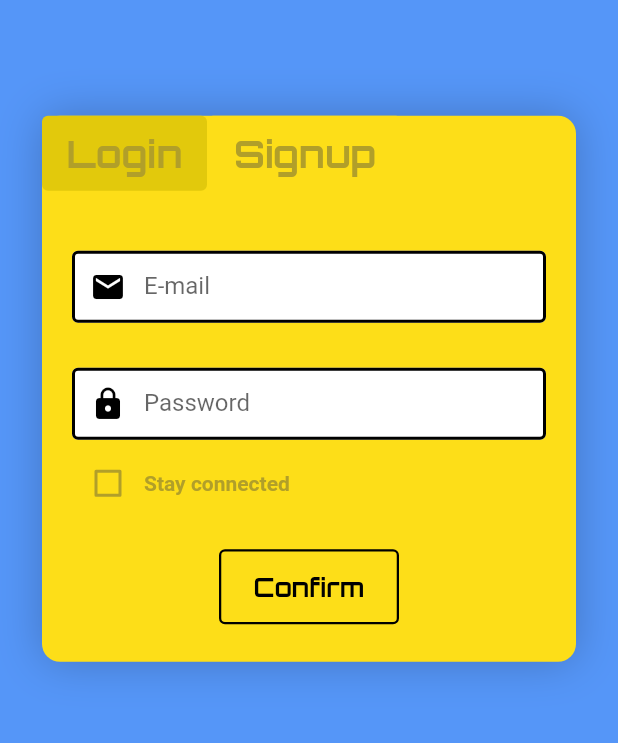
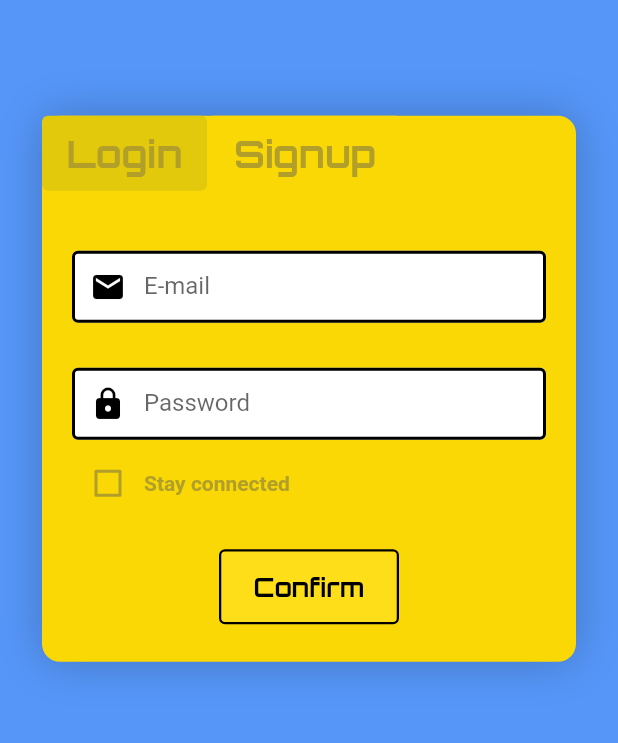
Before and after one commit to Sen0-dev/TroveCommunityApp, a Flutter app: the screen it shows after launch, on a phone screen of 412 x 824 dp, the part 353-1096 px from its top. Run offline on Flutter 3.47's test engine with Material 2 defaults, Android fonts, the light colour scheme and no system bars; our stand-ins replace curved_navigation_bar, go_router, google_fonts; Roboto replaces fonts that are missing (Basic).

Commit message:
navigations routes, userInterface

```diff
--- a/autre/lib/LoginFolder/LoginPageDesktopFolder/main_page_desktop.dart
+++ b/autre/lib/Login/LoginPageDesktopFolder/main_page_desktop.dart
@@ -136,7 +136,7 @@ Widget displayInterface = SigninDesktop();
                   offset: Offset(0, 0)
                 )
               ],
-              color: Color.fromARGB(255, 253, 222, 24),
+              color: Color.fromARGB(255, 249, 216, 6),
               borderRadius: BorderRadius.circular(12),
             ),
             child: Form(child:
@@ -148,7 +148,7 @@ Widget displayInterface = SigninDesktop();
                 // Login Button
               ElevatedButton(
                 style: ElevatedButton.styleFrom(
-                  backgroundColor: (boolInterface == false) ? Color.fromARGB(255, 226, 201, 12) : Color.fromARGB(255, 253, 222, 24) ,//Color.fromARGB(255, 226, 201, 12),
+                  backgroundColor: (boolInterface == false) ? Color.fromARGB(255, 226, 201, 12) : Color.fromARGB(255, 249, 216, 6) ,//Color.fromARGB(255, 226, 201, 12),
                   elevation: 0,
                   fixedSize: Size(110, 50),
                 ),
@@ -165,7 +165,7 @@ Widget displayInterface = SigninDesktop();
               // Sign up button
               ElevatedButton(
                 style: ElevatedButton.styleFrom(
-                  backgroundColor: (boolInterface == true) ? Color.fromARGB(255, 226, 201, 12) : Color.fromARGB(255, 253, 222, 24),
+                  backgroundColor: (boolInterface == true) ? Color.fromARGB(255, 226, 201, 12) : Color.fromARGB(255, 249, 216, 6),
                   elevation: 0,
                   fixedSize: Size(130, 50),
                 ),
--- a/autre/lib/LoginFolder/LoginPageMobileFolder/signin_mobile.dart
+++ b/autre/lib/Login/LoginPageDesktopFolder/signin_desktop.dart
@@ -1,19 +1,18 @@
-// ignore_for_file: prefer_const_constructors, non_constant_identifier_names, annotate_overrides
+// ignore_for_file: prefer_const_constructors
 
 import 'package:flutter/material.dart';
 import 'package:google_fonts/google_fonts.dart';
 
-class SigninMobile extends StatefulWidget {
+class SigninDesktop extends StatefulWidget {
 
-  _SigninMobileState createState() => _SigninMobileState();
+  _SigninDesktopState createState() => _SigninDesktopState();
 }
 
 
 
+class _SigninDesktopState extends State<SigninDesktop> {
 
-class _SigninMobileState extends State<SigninMobile> {
-
-  var is_check = false;
+  var isCheck = false;
 
   @override
   Widget build(BuildContext context) {
@@ -64,19 +63,22 @@ class _SigninMobileState extends State<SigninMobile> {
         keyboardType: TextInputType.visiblePassword,
       ),
 
-      SizedBox(height: 5),
+      SizedBox(height: 20),
 
       // Stay connected
-      Row(children: [
+      Row(
+        mainAxisAlignment: MainAxisAlignment.spaceBetween,
+        children: [
+        Row(children: [
         Checkbox(
-          value: is_check,
+          value: isCheck,
           checkColor: Colors.yellow,
           activeColor: Colors.black,
           side: BorderSide(color: Color.fromARGB(255, 177, 159, 41), width: 2),
           onChanged: (bool? value1){
             setState(() {
               //print(value1);
-              is_check = value1!;
+              isCheck = value1!;
             });
         }),
 
@@ -87,10 +89,29 @@ class _SigninMobileState extends State<SigninMobile> {
             fontWeight: FontWeight.bold,
             color: Color.fromARGB(255, 177, 159, 41),
           )
-        ))
+        )),
+        ]),
+
+        MouseRegion(
+          onEnter: (_) {
+          },
+          onExit: (_) {
+
+          },
+          child:
+            Text("Forgot password ?", style: GoogleFonts.basic(
+              textStyle: TextStyle(
+                decoration: TextDecoration.underline,
+                decorationColor: Colors.black,
+                fontSize: 14,
+                fontWeight: FontWeight.bold,
+                color: Color.fromARGB(255, 177, 159, 41),
+              )
+            ))
+        )
       ]),
 
-      SizedBox(height: 20),
+      SizedBox(height: 30),
 
       // Confirm
       ElevatedButton(
@@ -100,7 +121,7 @@ class _SigninMobileState extends State<SigninMobile> {
           width: 1.5,
           style: BorderStyle.solid
           ),
-        primary: Color.fromARGB(255, 253, 222, 24),
+        backgroundColor: Color.fromARGB(255, 253, 222, 24 ),
         elevation: 0,
         fixedSize: Size(120, 50),
       ),
--- a/autre/lib/LoginFolder/LoginPageDesktopFolder/signup_desktop.dart
+++ b/autre/lib/Login/LoginPageDesktopFolder/signup_desktop.dart
@@ -1,6 +1,7 @@
 // ignore_for_file: prefer_const_constructors, avoid_unnecessary_containers, annotate_overrides, library_private_types_in_public_api, use_key_in_widget_constructors
 
 import 'package:flutter/material.dart';
+import 'package:go_router/go_router.dart';
 import 'package:google_fonts/google_fonts.dart';
 import 'package:intl/intl.dart';
 
@@ -146,7 +147,7 @@ class _SignupDesktopState extends State<SignupDesktop> {
         elevation: 0,
         fixedSize: Size(175, 50), //120, 50
       ),
-      onPressed: activate,
+      onPressed: () => context.go("/userInterface"),
       child: Text("LETS GOOO !!", style: GoogleFonts.orbitron(
       textStyle: TextStyle(
         fontWeight: FontWeight.bold,
--- a/autre/lib/LoginFolder/LoginPageMobileFolder/main_page_mobile.dart
+++ b/autre/lib/Login/LoginPageMobileFolder/main_page_mobile.dart
@@ -1,6 +1,7 @@
-// ignore_for_file: prefer_const_constructors, prefer_const_literals_to_create_immutables, prefer_interpolation_to_compose_strings
+// ignore_for_file: prefer_const_constructors, prefer_const_literals_to_create_immutables, prefer_interpolation_to_compose_strings, prefer_typing_uninitialized_variables
 
 import 'package:flutter/material.dart';
+import 'package:go_router/go_router.dart';
 import 'package:google_fonts/google_fonts.dart';
 import 'signup_mobile.dart';
 import 'signin_mobile.dart';
@@ -14,27 +15,9 @@ class MainPageMobile extends StatefulWidget {
 // MAIN
 class _MainPageMobileState extends State<MainPageMobile> {
 
-  @override
-  Widget build(BuildContext context) {
 
 
-    return MaterialApp(
-      debugShowCheckedModeBanner: false,
-      home: Home()
-    );
-  }
-}
-
-
-// HOME Class
-class Home extends StatefulWidget {
-
-  _HomeState createState() => _HomeState();
-}
-
-class _HomeState extends State<Home> {
-
-Widget displayInterface = SigninMobile();
+  Widget displayInterface = SigninMobile();
 
   bool boolInterface = false;
 
@@ -56,9 +39,12 @@ Widget displayInterface = SigninMobile();
   @override
   Widget build(BuildContext context) {
 
-    return Scaffold(
-      backgroundColor: Color.fromARGB(255, 85, 150, 248), // 255, 85, 150, 248 test: 255, 83, 152, 255
-      body: Center(
+
+    return MaterialApp(
+      debugShowCheckedModeBanner: false,
+      home: Scaffold(
+        backgroundColor: Color.fromARGB(255, 85, 150, 248), // 255, 85, 150, 248 test: 255, 83, 152, 255
+        body: Center(
           child: Column(
           mainAxisAlignment: MainAxisAlignment.center,
           children: [
@@ -72,6 +58,7 @@ Widget displayInterface = SigninMobile();
               child: Column(
               children: [
 
+              //TextField(controller: login),
               // Trove
               Text("Trove", textAlign: TextAlign.start,style: GoogleFonts.pressStart2p(
                 textStyle: TextStyle(
@@ -128,7 +115,7 @@ Widget displayInterface = SigninMobile();
                     offset: Offset(0, 0)
                   )
                 ],
-                color: Color.fromARGB(255, 253, 222, 24),
+                color: Color.fromARGB(255, 249, 216, 6), // Color.fromARGB(255, 253, 222, 24
                 borderRadius: BorderRadius.circular(12),
               ),
               child: Form(child:
@@ -141,7 +128,7 @@ Widget displayInterface = SigninMobile();
                   // Login Button
                 ElevatedButton(
                   style: ElevatedButton.styleFrom(
-                    primary: (boolInterface == false) ? Color.fromARGB(255, 226, 201, 12) : Color.fromARGB(255, 253, 222, 24) ,//Color.fromARGB(255, 226, 201, 12),
+                    backgroundColor: (boolInterface == false) ? Color.fromARGB(255, 226, 201, 12) : Color.fromARGB(255, 249, 216, 6) ,//Color.fromARGB(255, 226, 201, 12),
                     elevation: 0,
                     fixedSize: Size(110, 50),
                   ),
@@ -158,7 +145,7 @@ Widget displayInterface = SigninMobile();
                 // Sign up button
                 ElevatedButton(
                   style: ElevatedButton.styleFrom(
-                    primary: (boolInterface == true) ? Color.fromARGB(255, 226, 201, 12) : Color.fromARGB(255, 253, 222, 24),
+                    backgroundColor: (boolInterface == true) ? Color.fromARGB(255, 226, 201, 12) : Color.fromARGB(255, 249, 216, 6),
                     elevation: 0,
                     fixedSize: Size(130, 50),
                   ),
@@ -187,6 +174,9 @@ Widget displayInterface = SigninMobile();
           ],
         )
       )
+        )
     );
   }
 }
+
+// HOME Class
--- a/autre/lib/LoginFolder/LoginPageDesktopFolder/signin_desktop.dart
+++ b/autre/lib/Login/LoginPageMobileFolder/signin_mobile.dart
@@ -1,18 +1,19 @@
-// ignore_for_file: prefer_const_constructors
+// ignore_for_file: prefer_const_constructors, non_constant_identifier_names, annotate_overrides
 
 import 'package:flutter/material.dart';
 import 'package:google_fonts/google_fonts.dart';
 
-class SigninDesktop extends StatefulWidget {
+class SigninMobile extends StatefulWidget {
 
-  _SigninDesktopState createState() => _SigninDesktopState();
+  _SigninMobileState createState() => _SigninMobileState();
 }
 
 
 
-class _SigninDesktopState extends State<SigninDesktop> {
 
-  var isCheck = false;
+class _SigninMobileState extends State<SigninMobile> {
+
+  var is_check = false;
 
   @override
   Widget build(BuildContext context) {
@@ -63,22 +64,19 @@ class _SigninDesktopState extends State<SigninDesktop> {
         keyboardType: TextInputType.visiblePassword,
       ),
 
-      SizedBox(height: 20),
+      SizedBox(height: 5),
 
       // Stay connected
-      Row(
-        mainAxisAlignment: MainAxisAlignment.spaceBetween,
-        children: [
-        Row(children: [
+      Row(children: [
         Checkbox(
-          value: isCheck,
+          value: is_check,
           checkColor: Colors.yellow,
           activeColor: Colors.black,
           side: BorderSide(color: Color.fromARGB(255, 177, 159, 41), width: 2),
           onChanged: (bool? value1){
             setState(() {
               //print(value1);
-              isCheck = value1!;
+              is_check = value1!;
             });
         }),
 
@@ -89,29 +87,10 @@ class _SigninDesktopState extends State<SigninDesktop> {
             fontWeight: FontWeight.bold,
             color: Color.fromARGB(255, 177, 159, 41),
           )
-        )),
-        ]),
-
-        MouseRegion(
-          onEnter: (_) {
-          },
-          onExit: (_) {
-
-          },
-          child:
-            Text("Forgot password ?", style: GoogleFonts.basic(
-              textStyle: TextStyle(
-                decoration: TextDecoration.underline,
-                decorationColor: Colors.black,
-                fontSize: 14,
-                fontWeight: FontWeight.bold,
-                color: Color.fromARGB(255, 177, 159, 41),
-              )
-            ))
-        )
+        ))
       ]),
 
-      SizedBox(height: 30),
+      SizedBox(height: 20),
 
       // Confirm
       ElevatedButton(
@@ -121,7 +100,7 @@ class _SigninDesktopState extends State<SigninDesktop> {
           width: 1.5,
           style: BorderStyle.solid
           ),
-        backgroundColor: Color.fromARGB(255, 253, 222, 24),
+        backgroundColor: Color.fromARGB(255, 253, 222, 24), // 255, 253, 222, 24
         elevation: 0,
         fixedSize: Size(120, 50),
       ),
--- a/autre/lib/LoginFolder/LoginPageMobileFolder/signup_mobile.dart
+++ b/autre/lib/Login/LoginPageMobileFolder/signup_mobile.dart
@@ -3,6 +3,8 @@
 import 'package:flutter/material.dart';
 import 'package:google_fonts/google_fonts.dart';
 import 'package:intl/intl.dart';
+import 'package:go_router/go_router.dart';
+
 
 
 class SignupMobile extends StatefulWidget {
@@ -143,11 +145,11 @@ class _SignupInterfaceState extends State<SignupMobile> {
           width: 1.5,
           style: BorderStyle.solid
           ),
-        primary: Color.fromARGB(255, 253, 222, 24),
+        backgroundColor: Color.fromARGB(255, 253, 222, 24), // 255, 253, 222, 24
         elevation: 0,
         fixedSize: Size(175, 50), //120, 50
       ),
-      onPressed: activate,
+      onPressed: () => context.go("/userInterface"),
       child: Text("LETS GOOO!!", style: GoogleFonts.orbitron(
       textStyle: TextStyle(
         fontWeight: FontWeight.bold,
--- /dev/null
+++ b/autre/lib/Login/reponsive_login.dart
@@ -0,0 +1,24 @@
+// ignore_for_file: use_key_in_widget_constructors, annotate_overrides, library_private_types_in_public_api
+
+import 'package:flutter/material.dart';
+import 'package:autre/Login/LoginPageDesktopFolder/main_page_desktop.dart';
+import 'package:autre/Login/LoginPageMobileFolder/main_page_mobile.dart';
+import 'package:autre/responsive.dart';
+
+class ResponsiveLogin extends StatefulWidget {
+
+  _ResponsiveLoginState createState() => _ResponsiveLoginState();
+}
+
+// MAIN
+class _ResponsiveLoginState extends State<ResponsiveLogin> {
+
+  @override
+  Widget build(BuildContext context) {
+
+    return ResponsiveLayout(
+        mobileBody: MainPageMobile(),
+        desktopBody: MainPageDesktop(),
+      );
+  }
+}
--- a/autre/lib/main.dart
+++ b/autre/lib/main.dart
@@ -1,8 +1,7 @@
 // ignore_for_file: prefer_const_constructors, prefer_const_literals_to_create_immutables, prefer_interpolation_to_compose_strings, library_private_types_in_public_api
 
-import 'package:autre/LoginFolder/LoginPageDesktopFolder/main_page_desktop.dart';
-import 'package:autre/LoginFolder/LoginPageMobileFolder/main_page_mobile.dart';
-import 'package:autre/responsive.dart';
+import 'router.dart';
+import 'package:go_router/go_router.dart';
 import 'package:flutter/material.dart';
 import 'package:flutter/services.dart';
 
@@ -18,37 +17,21 @@ void main() {
 }
 
 class TestApp extends StatefulWidget {
+  //const TestApp({super.key});
 
+  //@override
+ // State<Page1> createState() => _Page1State();
   _TestAppState createState() => _TestAppState();
 }
 
-// MAIN
 class _TestAppState extends State<TestApp> {
 
   @override
   Widget build(BuildContext context) {
 
-    return MaterialApp(
+    return MaterialApp.router(
       debugShowCheckedModeBanner: false,
-      home: Home()
-    );
+     routerConfig: router,
+     );
   }
 }
-
-
-// HOME Class
-class Home extends StatefulWidget {
-
-  _HomeState createState() => _HomeState();
-}
-
-class _HomeState extends State<Home> {
-  @override
-  Widget build(BuildContext context) {
-
-    return ResponsiveLayout(
-        mobileBody: MainPageMobile(),
-        desktopBody: MainPageDesktop(),
-      );
-  }
-}
--- a/autre/lib/responsive.dart
+++ b/autre/lib/responsive.dart
@@ -3,8 +3,8 @@ import 'package:flutter/material.dart';
 
 class ResponsiveLayout extends StatelessWidget {
 
-  final Widget mobileBody;
-  final Widget desktopBody;
+  Widget mobileBody;
+  Widget desktopBody;
 
   ResponsiveLayout({required this.mobileBody, required this.desktopBody});
 
--- /dev/null
+++ b/autre/lib/router.dart
@@ -0,0 +1,26 @@
+import 'package:flutter/material.dart';
+import 'package:go_router/go_router.dart';
+import 'main.dart';
+import 'package:autre/UserInterface/responsive_user_interface.dart';
+import 'Login/reponsive_login.dart';
+import 'package:autre/UserInterface/UserInterfaceMobileFolder/user_interface_mobile.dart';
+
+
+    final GoRouter router = GoRouter(
+    routes: <GoRoute>[
+      GoRoute(
+
+        routes: <GoRoute>[
+          GoRoute(
+            path: 'userInterface',
+            builder: (BuildContext context, GoRouterState state) =>
+            ResponsiveUserInterface(),
+          )
+        ],
+
+        path: '/',
+        builder: (BuildContext context, GoRouterState state) =>
+        ResponsiveLogin()
+      )
+    ],
+  );
--- a/autre/pubspec.yaml
+++ b/autre/pubspec.yaml
@@ -35,6 +35,8 @@ dependencies:
   cupertino_icons: ^1.0.2
   intl: ^0.17.0
   google_fonts: ^3.0.1
+  go_router: ^5.2.4
+  curved_navigation_bar: ^1.0.3
 
 dev_dependencies:
   flutter_test:
```
Also changed, not shown: autre/lib/UserInterface/UserInterfaceDesktopFolder/user_interface_desktop.dart (added, +27 -0 lines), autre/lib/UserInterface/UserInterfaceMobileFolder/user_interface_mobile.dart (added, +63 -0 lines), autre/lib/UserInterface/responsive_user_interface.dart (added, +24 -0 lines), autre/pubspec.lock.
